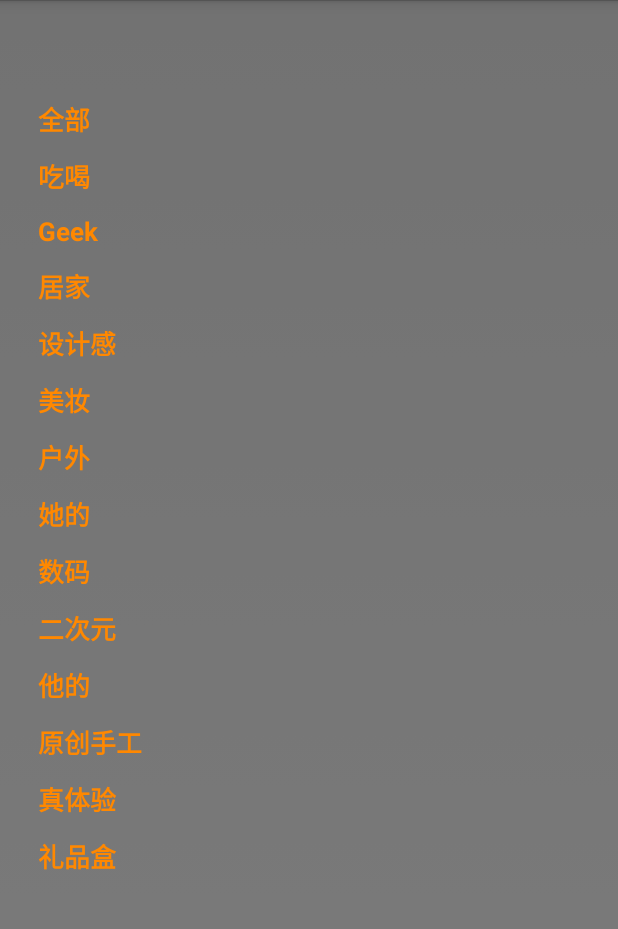
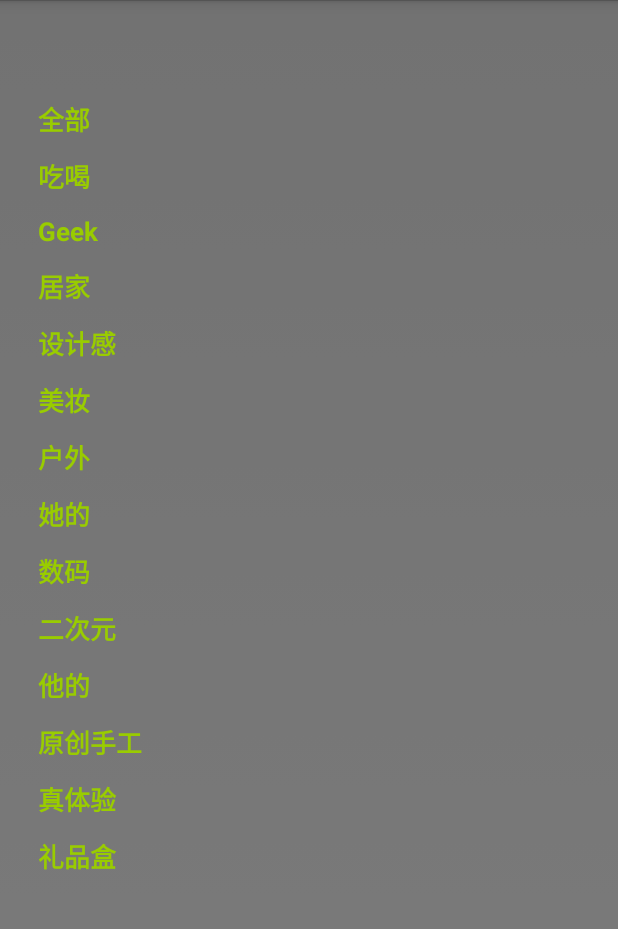
Before and after one commit to Hackforid/Dongxi-Sai, an Android app: the fragment MenuFragment shown on its own in the app's theme, on a phone screen of 412 x 824 dp, the part 72-1001 px from its top. Run offline under Robolectric (Android 15) with nearby library versions, the phone set to English and light mode, and no system bars; libraries missing offline, so code that uses them is left out: de.greenrobot.event; network calls fail; 1 statement that could not run was skipped.

Commit message:
添加activity动画

```diff
--- a/dongxi/src/main/java/com/smilehacker/dongxi/adapter/DongxiListAdapter.java
+++ b/dongxi/src/main/java/com/smilehacker/dongxi/adapter/DongxiListAdapter.java
@@ -66,7 +66,7 @@ public class DongxiListAdapter extends BaseAdapter {
          * width = match_parent - 32dp
          */
         App app = (App) mContext.getApplicationContext();
-        mDongxiImageWidth = (int) (app.deviceInfo.screenWidth - 32 * app.deviceInfo.density);
+        mDongxiImageWidth = (int) (app.deviceInfo.screenWidth - 30 * app.deviceInfo.density);
         mDongxiImageHeight = mDongxiImageWidth * 2 / 3;
         mImageLayoutParams = new RelativeLayout.LayoutParams(ViewGroup.LayoutParams.MATCH_PARENT, mDongxiImageHeight);
 
--- /dev/null
+++ b/dongxi/src/main/res/anim/first_in.xml
@@ -0,0 +1,19 @@
+<?xml version="1.0" encoding="utf-8"?>
+
+<set xmlns:android="http://schemas.android.com/apk/res/android">
+    <scale
+        android:interpolator="@android:anim/accelerate_decelerate_interpolator"
+        android:duration="@integer/activity_duration"
+        android:fromXScale="0.9"
+        android:fromYScale="0.9"
+        android:pivotX="50%"
+        android:pivotY="50%"
+        android:toXScale="1"
+        android:toYScale="1" />
+
+
+    <alpha
+        android:duration="@integer/activity_duration"
+        android:fromAlpha="0.5"
+        android:toAlpha="1" />
+</set>
--- /dev/null
+++ b/dongxi/src/main/res/anim/first_out.xml
@@ -0,0 +1,19 @@
+<?xml version="1.0" encoding="utf-8"?>
+
+<set xmlns:android="http://schemas.android.com/apk/res/android">
+    <scale
+        android:interpolator="@android:anim/accelerate_decelerate_interpolator"
+        android:duration="@integer/activity_duration"
+        android:fromXScale="1"
+        android:fromYScale="1"
+        android:pivotX="50%"
+        android:pivotY="50%"
+        android:toXScale="0.9"
+        android:toYScale="0.9" />
+
+
+    <alpha
+        android:duration="@integer/activity_duration"
+        android:fromAlpha="1"
+        android:toAlpha="0.5" />
+</set>
--- /dev/null
+++ b/dongxi/src/main/res/anim/second_in.xml
@@ -0,0 +1,5 @@
+<?xml version="1.0" encoding="utf-8"?>
+
+<set xmlns:android="http://schemas.android.com/apk/res/android">
+    <translate android:fromXDelta="100%p" android:toXDelta="0" android:duration="@integer/activity_duration"/>
+</set>
--- /dev/null
+++ b/dongxi/src/main/res/anim/second_out.xml
@@ -0,0 +1,5 @@
+<?xml version="1.0" encoding="utf-8"?>
+
+<set xmlns:android="http://schemas.android.com/apk/res/android">
+    <translate android:fromXDelta="0" android:toXDelta="100%p" android:duration="@integer/activity_duration"/>
+</set>
--- a/dongxi/src/main/res/layout/item_dongxi_list.xml
+++ b/dongxi/src/main/res/layout/item_dongxi_list.xml
@@ -10,7 +10,7 @@
         android:layout_width="match_parent"
         android:layout_height="wrap_content"
         android:layout_margin="15dp"
-        android:background="@drawable/bg_card"
+        android:background="@drawable/btn_bg_card"
         android:paddingBottom="20dp"
         android:paddingTop="1dp"
         android:paddingLeft="1dp"
@@ -70,7 +70,7 @@
             android:layout_toRightOf="@id/iv_author_avatar"
             android:layout_marginTop="10dp"
             android:textSize="14sp"
-            android:textColor="@color/dongxi_red"
+            android:textColor="@color/dongxi_title_brown"
             />
 
         <TextView
--- a/dongxi/src/main/res/layout/item_menu_list.xml
+++ b/dongxi/src/main/res/layout/item_menu_list.xml
@@ -13,7 +13,7 @@
         android:layout_marginTop="6dp"
         android:layout_marginBottom="6dp"
         android:textSize="17dp"
-        android:textColor="@android:color/holo_orange_dark"
+        android:textColor="@android:color/holo_green_light"
         android:textStyle="bold"
         />
 
--- /dev/null
+++ b/dongxi/src/main/res/values/activty_animation.xml
@@ -0,0 +1,9 @@
+<?xml version="1.0" encoding="utf-8"?>
+<resources>
+    <style name="sliding_animation" mce_bogus="1" parent="android:style/Animation.Activity">
+        <item name="android:activityOpenEnterAnimation">@anim/second_in</item>
+        <item name="android:activityOpenExitAnimation">@anim/first_out</item>
+        <item name="android:activityCloseEnterAnimation">@anim/first_in</item>
+        <item name="android:activityCloseExitAnimation">@anim/second_out</item>
+    </style>
+</resources>
--- a/dongxi/src/main/res/values/dimens.xml
+++ b/dongxi/src/main/res/values/dimens.xml
@@ -7,4 +7,5 @@
     <dimen name="slidingmenu_offset">250dp</dimen>
 
     <dimen name="detail_scroll_header">300dp</dimen>
-    </resources>
+
+</resources>
--- /dev/null
+++ b/dongxi/src/main/res/values/interger.xml
@@ -0,0 +1,4 @@
+<?xml version="1.0" encoding="utf-8"?>
+<resources>
+    <integer name="activity_duration">500</integer>
+</resources>
--- a/dongxi/src/main/res/values/styles.xml
+++ b/dongxi/src/main/res/values/styles.xml
@@ -3,6 +3,7 @@
     <!-- Base application theme. -->
     <style name="AppTheme" parent="android:Theme.Holo.Light.DarkActionBar">
         <item name="android:actionBarStyle">@style/DongxiActionBar</item>
+        <item name="android:windowAnimationStyle">@style/sliding_animation</item>
     </style>
 
     <style name="AppTheme.Overlay">
```
Also changed, not shown: dongxi/src/main/java/com/smilehacker/dongxi/activity/MerchantActivity.java (+14 -4 lines), dongxi/src/main/java/com/smilehacker/dongxi/fragment/DetailFragment.java (+20 -0 lines), dongxi/src/main/res/drawable/bg_card_pressed.xml (added, +10 -0 lines), dongxi/src/main/res/drawable/btn_bg_card.xml (added, +16 -0 lines), 2 other files.
